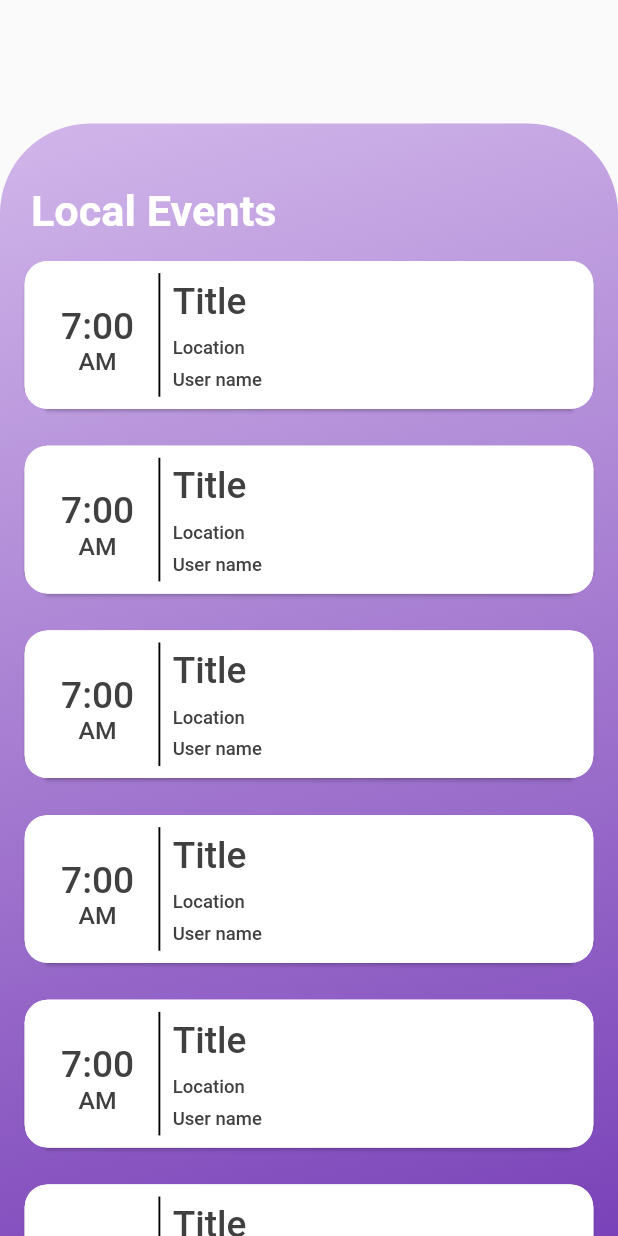
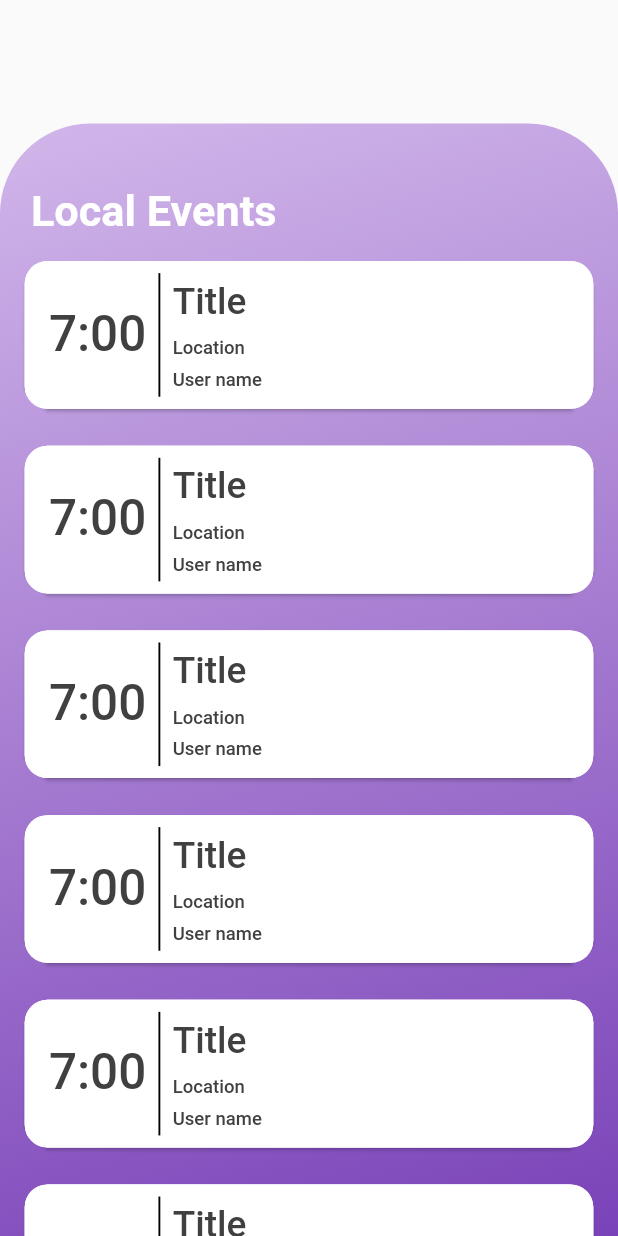
Before and after one commit to rnewso4/404-repo, a Flutter app: the EventsPage screen opened directly, on a phone screen of 412 x 824 dp. Run offline on Flutter 3.47's test engine with Material 2 defaults, Android fonts, the phone set to English and light mode, and no system bars; our stand-ins replace cloud_firestore, firebase_auth, firebase_core, get_it, google_maps_flutter and 1 more; missing offline and left inert: dart:ffi; accounts and stored records are empty.

Commit message:
Showing Event info

```diff
--- a/flutter_application_1/lib/UI/Events.dart
+++ b/flutter_application_1/lib/UI/Events.dart
@@ -87,6 +87,25 @@ void _updateList() async {
 
 events() {
   _updateList();
+  String time = '7:00';
+  String name = 'Title';
+  //eventList.length
+  if (eventList != null) {
+    if (eventList.first != null) {
+      if (eventList.first.getStart() != null) {
+        time = eventList.first.getStart();
+      } else {
+        time = '7:00';
+      }
+      if (eventList.first.getTitle() != null) {
+        name = eventList.first.getTitle();
+      } else {
+        name = 'Title';
+      }
+    }
+    eventList.removeAt(0);
+  }
+
   return TextButton(
     onPressed: () {
       //eventToShow()
@@ -116,15 +135,14 @@ events() {
           child: Column(
             children: <Widget>[
               Text(
-                //eventList[0].getStart()
-                '7:00',
+                time,
                 style: TextStyle(
-                    fontSize: SizeConfig.blockSizeHorizaontal * 6,
+                    fontSize: SizeConfig.blockSizeHorizaontal * 8,
                     color: Color(0xff404040)),
               ),
               //SizedBox(height: SizeConfig.blockSizeVertical),
               Text(
-                'AM',
+                '',
                 style: TextStyle(
                     fontSize: SizeConfig.blockSizeHorizaontal * 4,
                     color: Color(0xff404040)),
@@ -144,7 +162,7 @@ events() {
                     height: SizeConfig.blockSizeVertical * 10 / 3,
                     padding:
                         EdgeInsets.only(top: SizeConfig.blockSizeVertical * .5),
-                    child: Text('Title',
+                    child: Text(name,
                         style: TextStyle(
                             fontSize: SizeConfig.blockSizeHorizaontal * 6,
                             color: Color(0xff404040))),
--- a/flutter_application_1/lib/main.dart
+++ b/flutter_application_1/lib/main.dart
@@ -42,8 +42,8 @@ Future<List<Event>> getEvents() {
   return DataServices().getCurrentEvents();
 }
 
-User getAccount() {
-  //return DataServices().getUser();
+Future<User> getAccount(String id) {
+  return DataServices().getUser(id);
 }
 
 class App extends StatelessWidget {
```
Also changed, not shown: flutter_application_1/lib/Account.dart (+7 -7 lines), flutter_application_1/lib/User.dart (+14 -14 lines).
